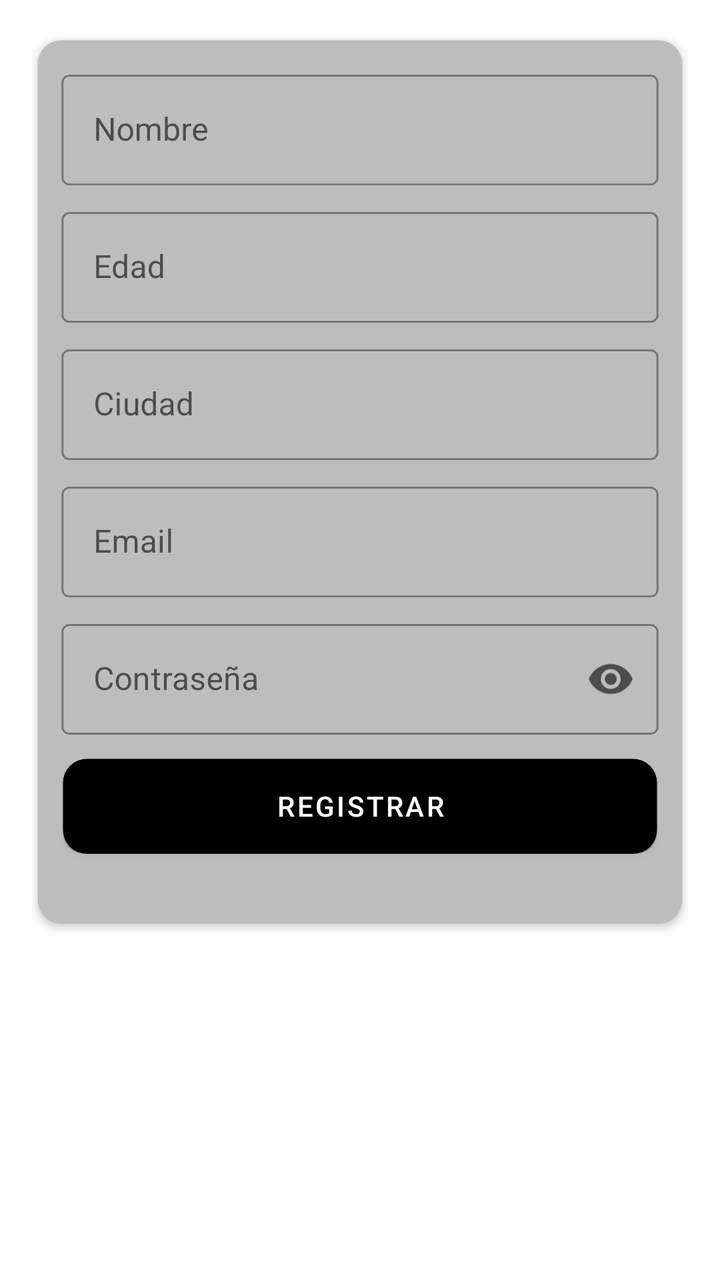
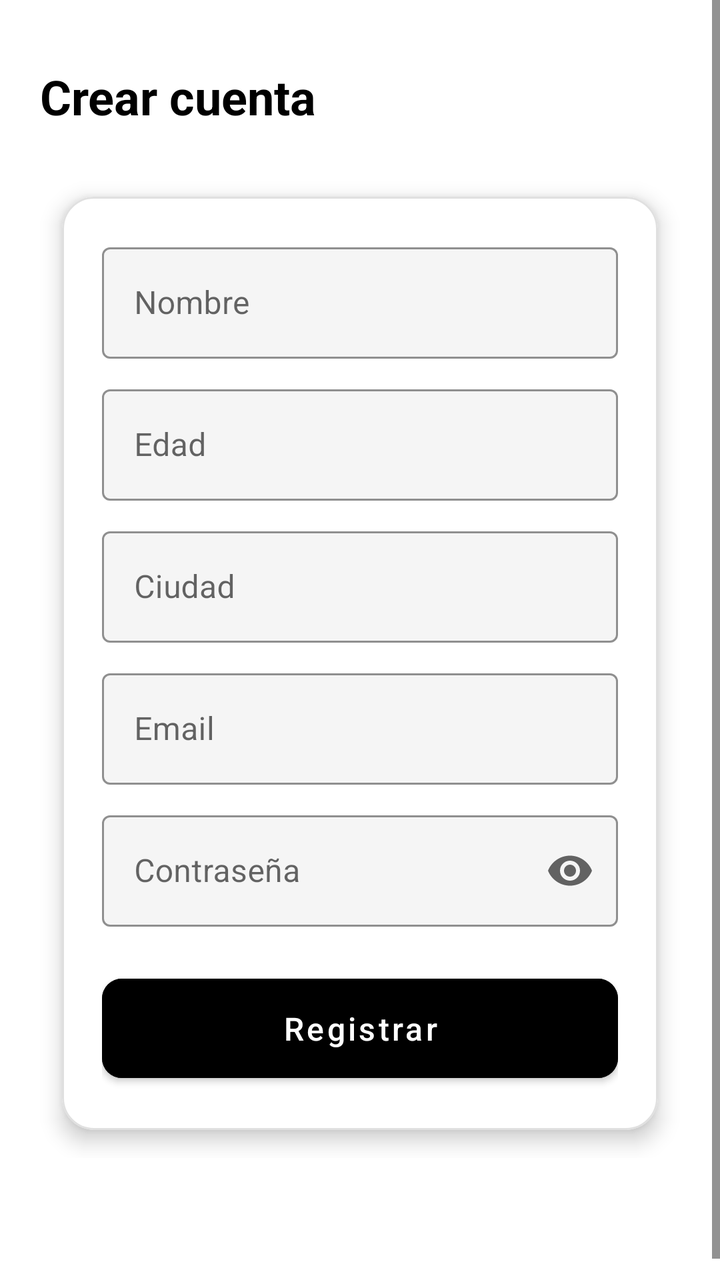

The first picture is an Android layout as it rendered before a commit; the second is the same layout after the commit. The layout source and the unified diff follow.
<!-- AndroidManifest.xml: application theme Theme.TFG -->
<!-- res/layout/fragment_registro.xml -->
<?xml version="1.0" encoding="utf-8"?>
<ScrollView xmlns:android="http://schemas.android.com/apk/res/android"
    xmlns:app="http://schemas.android.com/apk/res-auto"
    xmlns:tools="http://schemas.android.com/tools"
    android:layout_width="match_parent"
    android:layout_height="match_parent"
    android:padding="16dp"
    android:layout_marginTop="20dp"
    android:paddingBottom="80dp"
    android:fillViewport="true"
    android:background="@color/fondo"
    tools:context="com.example.tfg.vista.FragmentRegistro">

    <androidx.constraintlayout.widget.ConstraintLayout
        android:layout_width="match_parent"
        android:layout_height="wrap_content">

        <androidx.cardview.widget.CardView
            android:id="@+id/cardRegistro"
            android:layout_width="0dp"
            android:layout_height="wrap_content"
            style="@style/Widget.TFG.Tarjeta"
            app:cardUseCompatPadding="true"
            app:cardCornerRadius="12dp"
            app:layout_constraintTop_toTopOf="parent"
            app:layout_constraintStart_toStartOf="parent"
            app:layout_constraintEnd_toEndOf="parent">

            <LinearLayout
                android:layout_width="match_parent"
                android:layout_height="444dp"
                android:orientation="vertical"
                android:padding="12dp">

                <com.google.android.material.textfield.TextInputLayout
                    style="@style/Widget.MaterialComponents.TextInputLayout.OutlinedBox"
                    android:layout_width="match_parent"
                    android:layout_height="wrap_content">

                    <com.google.android.material.textfield.TextInputEditText
                        android:id="@+id/etNombre"
                        android:layout_width="match_parent"
                        android:layout_height="wrap_content"
                        android:autofillHints="name"
                        android:hint="@string/nombre_hint"
                        android:imeOptions="flagNoExtractUi"
                        android:textColor="@color/texto_principal"
                        android:textColorHint="@color/texto_secundario" />
                </com.google.android.material.textfield.TextInputLayout>

                <com.google.android.material.textfield.TextInputLayout
                    android:id="@+id/til_edad"
                    style="@style/Widget.MaterialComponents.TextInputLayout.OutlinedBox"
                    android:layout_width="match_parent"
                    android:layout_height="wrap_content"
                    android:layout_marginTop="8dp">

                    <com.google.android.material.textfield.TextInputEditText
                        android:id="@+id/etEdad"
                        android:layout_width="match_parent"
                        android:layout_height="wrap_content"
                        android:hint="@string/edad_hint"
                        android:imeOptions="flagNoExtractUi"
                        android:inputType="number"
                        android:textColor="@color/texto_principal"
                        android:textColorHint="@color/texto_secundario" />
                </com.google.android.material.textfield.TextInputLayout>

                <com.google.android.material.textfield.TextInputLayout
                    android:id="@+id/til_ciudad"
                    style="@style/Widget.MaterialComponents.TextInputLayout.OutlinedBox"
                    android:layout_width="match_parent"
                    android:layout_height="wrap_content"
                    android:layout_marginTop="8dp">

                    <com.google.android.material.textfield.TextInputEditText
                        android:id="@+id/etCiudad"
                        android:layout_width="match_parent"
                        android:layout_height="wrap_content"
                        android:hint="@string/ciudad_hint"
                        android:imeOptions="flagNoExtractUi"
                        android:textColor="@color/texto_principal"
                        android:textColorHint="@color/texto_secundario" />
                </com.google.android.material.textfield.TextInputLayout>

                <com.google.android.material.textfield.TextInputLayout
                    android:id="@+id/til_email"
                    style="@style/Widget.MaterialComponents.TextInputLayout.OutlinedBox"
                    android:layout_width="match_parent"
                    android:layout_height="wrap_content"
                    android:layout_marginTop="8dp">

                    <com.google.android.material.textfield.TextInputEditText
                        android:id="@+id/etEmail"
                        android:layout_width="match_parent"
                        android:layout_height="wrap_content"
                        android:autofillHints="emailAddress"
                        android:hint="@string/email_hint"
                        android:imeOptions="flagNoExtractUi"
                        android:inputType="textEmailAddress"
                        android:textColor="@color/texto_principal"
                        android:textColorHint="@color/texto_secundario" />
                </com.google.android.material.textfield.TextInputLayout>

                <com.google.android.material.textfield.TextInputLayout
                    android:id="@+id/til_password"
                    style="@style/Widget.MaterialComponents.TextInputLayout.OutlinedBox"
                    android:layout_width="match_parent"
                    android:layout_height="wrap_content"
                    android:layout_marginTop="8dp"
                    app:endIconMode="password_toggle">

                    <com.google.android.material.textfield.TextInputEditText
                        android:id="@+id/etPassword"
                        android:layout_width="match_parent"
                        android:layout_height="wrap_content"
                        android:autofillHints="password"
                        android:hint="@string/contrasena_hint"
                        android:imeOptions="flagNoExtractUi"
                        android:inputType="textPassword"
                        android:textColor="@color/texto_principal"
                        android:textColorHint="@color/texto_secundario" />
                </com.google.android.material.textfield.TextInputLayout>

                <com.google.android.material.button.MaterialButton
                    android:id="@+id/btnRegistrar"
                    style="@style/Widget.TFG.Boton.Relleno"
                    android:layout_width="match_parent"
                    android:layout_height="wrap_content"
                    android:layout_marginTop="12dp"
                    android:text="@string/registrar" />

            </LinearLayout>

        </androidx.cardview.widget.CardView>

    </androidx.constraintlayout.widget.ConstraintLayout>

</ScrollView>
<!-- resources referenced by this layout -->
<resources>
  <style name="Widget.TFG.Boton.Relleno" parent="Widget.MaterialComponents.Button">
          <item name="android:background">@drawable/btn_filled_black</item>
          <item name="android:textColor">@color/on_acento</item>
          <item name="android:minHeight">48dp</item>
          <item name="android:stateListAnimator">@animator/btn_state_animator</item>
      </style>
  <style name="Widget.TFG.Tarjeta" parent="Widget.MaterialComponents.CardView">
          <item name="cardCornerRadius">12dp</item>
          <item name="cardUseCompatPadding">true</item>
          <item name="cardPreventCornerOverlap">false</item>
          <item name="cardBackgroundColor">@color/gris_claro</item>
          <item name="android:stateListAnimator">@animator/btn_state_animator</item>
          <item name="strokeColor">@color/negro</item>
          <item name="strokeWidth">2dp</item>
      </style>
  <!-- drawable btn_filled_black (drawable) -->
  <?xml version="1.0" encoding="utf-8"?>
  <layer-list xmlns:android="http://schemas.android.com/apk/res/android">
      
      <item android:top="2dp" android:left="0dp" android:right="0dp" android:bottom="0dp">
          <shape android:shape="rectangle">
              <solid android:color="#22000000" />
              <corners android:radius="10dp" />
          </shape>
      </item>
      
      <item>
          <shape android:shape="rectangle">
              <solid android:color="#000000" />
              <corners android:radius="12dp" />
              <padding android:left="12dp" android:top="8dp" android:right="12dp" android:bottom="8dp" />
          </shape>
      </item>
  </layer-list>
  <color name="gris_claro">#BDBDBD</color>
  <style name="Tema.TFG.Moderno" parent="Theme.MaterialComponents.DayNight.NoActionBar">
          
          <item name="colorPrimary">@color/primario</item>
          <item name="colorOnPrimary">@color/on_acento</item>
          <item name="android:colorBackground">@color/fondo</item>
          <item name="colorSurface">@color/superficie</item>
          <item name="colorOnSurface">@color/texto_principal</item>
          <item name="android:statusBarColor">@color/white</item>
          <item name="materialCardViewStyle">@style/Widget.TFG.Tarjeta</item>
  
          
          <item name="android:textColor">@color/texto_principal</item>
          <item name="android:textColorSecondary">@color/texto_secundario</item>
          <item name="android:editTextStyle">@style/Widget.TFG.EditText</item>
          <item name="textAppearanceBody1">@style/TextAppearance.TFG.Cuerpo</item>
          <item name="textAppearanceHeadline6">@style/TextAppearance.TFG.Titulo</item>
      </style>
  <style name="Widget.TFG.EditText" parent="@style/Widget.MaterialComponents.TextInputEditText.OutlinedBox">
          <item name="android:textColor">@color/texto_principal</item>
          <item name="android:textColorHint">@color/texto_secundario</item>
          
          <item name="android:padding">10dp</item>
          <item name="android:background">@drawable/bg_rounded_card</item>
      </style>
  <style name="TextAppearance.TFG.Cuerpo" parent="TextAppearance.MaterialComponents.Body1">
          <item name="android:textColor">@color/texto_secundario</item>
      </style>
  <style name="TextAppearance.TFG.Titulo" parent="TextAppearance.MaterialComponents.Headline6">
          <item name="android:textColor">@color/texto_principal</item>
      </style>
  <!-- drawable bg_rounded_card (drawable) -->
  <?xml version="1.0" encoding="utf-8"?>
  <layer-list xmlns:android="http://schemas.android.com/apk/res/android">
      
      <item android:top="2dp" android:left="0dp" android:right="0dp" android:bottom="0dp">
          <shape android:shape="rectangle">
              <solid android:color="#22000000" />
              <corners android:radius="12dp" />
          </shape>
      </item>
      
      <item android:top="0dp" android:left="0dp" android:right="0dp" android:bottom="2dp">
          <shape android:shape="rectangle">
              <solid android:color="@color/superficie" />
              <corners android:radius="12dp" />
              <stroke android:width="1dp" android:color="@color/negro" />
              <padding android:left="8dp" android:top="8dp" android:right="8dp" android:bottom="8dp" />
          </shape>
      </item>
  </layer-list>
  <!-- unchanged entries left out for length: 15 -->
</resources>

<!-- the commit's change to res/layout/fragment_registro.xml (unified diff, before → after) -->
@@ -4,48 +4,61 @@
     xmlns:tools="http://schemas.android.com/tools"
     android:layout_width="match_parent"
     android:layout_height="match_parent"
-    android:padding="16dp"
-    android:layout_marginTop="20dp"
-    android:paddingBottom="80dp"
     android:fillViewport="true"
     android:background="@color/fondo"
     tools:context="com.example.tfg.vista.FragmentRegistro">
 
-    <androidx.constraintlayout.widget.ConstraintLayout
+    <LinearLayout
         android:layout_width="match_parent"
-        android:layout_height="wrap_content">
+        android:layout_height="wrap_content"
+        android:orientation="vertical"
+        android:paddingTop="32dp"
+        android:paddingStart="20dp"
+        android:paddingEnd="20dp"
+        android:paddingBottom="72dp">
 
-        <androidx.cardview.widget.CardView
+        <TextView
+            android:layout_width="wrap_content"
+            android:layout_height="wrap_content"
+            android:text="Crear cuenta"
+            android:textSize="24sp"
+            android:textStyle="bold"
+            android:textColor="@color/texto_principal"
+            android:layout_marginBottom="20dp" />
+
+        <com.google.android.material.card.MaterialCardView
             android:id="@+id/cardRegistro"
-            android:layout_width="0dp"
+            android:layout_width="match_parent"
             android:layout_height="wrap_content"
-            style="@style/Widget.TFG.Tarjeta"
-            app:cardUseCompatPadding="true"
-            app:cardCornerRadius="12dp"
-            app:layout_constraintTop_toTopOf="parent"
-            app:layout_constraintStart_toStartOf="parent"
-            app:layout_constraintEnd_toEndOf="parent">
+            app:cardCornerRadius="16dp"
+            app:cardElevation="6dp"
+            app:cardBackgroundColor="@color/white"
+            app:strokeColor="@color/divisor"
+            app:strokeWidth="1dp">
 
             <LinearLayout
                 android:layout_width="match_parent"
-                android:layout_height="444dp"
+                android:layout_height="wrap_content"
                 android:orientation="vertical"
-                android:padding="12dp">
+                android:padding="20dp" android:paddingBottom="76dp">
 
                 <com.google.android.material.textfield.TextInputLayout
                     style="@style/Widget.MaterialComponents.TextInputLayout.OutlinedBox"
                     android:layout_width="match_parent"
-                    android:layout_height="wrap_content">
+                    android:layout_height="wrap_content"
+                    android:hint="@string/nombre_hint"
+                    app:boxBackgroundColor="#F5F5F5"
+                    app:boxStrokeColor="@color/negro"
+                    app:hintTextColor="@color/gris">
 
                     <com.google.android.material.textfield.TextInputEditText
                         android:id="@+id/etNombre"
                         android:layout_width="match_parent"
                         android:layout_height="wrap_content"
                         android:autofillHints="name"
-                        android:hint="@string/nombre_hint"
                         android:imeOptions="flagNoExtractUi"
                         android:textColor="@color/texto_principal"
-                        android:textColorHint="@color/texto_secundario" />
+                        android:textColorHint="@color/gris" />
                 </com.google.android.material.textfield.TextInputLayout>
 
                 <com.google.android.material.textfield.TextInputLayout
@@ -53,17 +66,20 @@
                     style="@style/Widget.MaterialComponents.TextInputLayout.OutlinedBox"
                     android:layout_width="match_parent"
                     android:layout_height="wrap_content"
-                    android:layout_marginTop="8dp">
+                    android:layout_marginTop="10dp"
+                    android:hint="@string/edad_hint"
+                    app:boxBackgroundColor="#F5F5F5"
+                    app:boxStrokeColor="@color/negro"
+                    app:hintTextColor="@color/gris">
 
                     <com.google.android.material.textfield.TextInputEditText
                         android:id="@+id/etEdad"
                         android:layout_width="match_parent"
                         android:layout_height="wrap_content"
-                        android:hint="@string/edad_hint"
                         android:imeOptions="flagNoExtractUi"
                         android:inputType="number"
                         android:textColor="@color/texto_principal"
-                        android:textColorHint="@color/texto_secundario" />
+                        android:textColorHint="@color/gris" />
                 </com.google.android.material.textfield.TextInputLayout>
 
                 <com.google.android.material.textfield.TextInputLayout
@@ -71,16 +87,19 @@
                     style="@style/Widget.MaterialComponents.TextInputLayout.OutlinedBox"
                     android:layout_width="match_parent"
                     android:layout_height="wrap_content"
-                    android:layout_marginTop="8dp">
+                    android:layout_marginTop="10dp"
+                    android:hint="@string/ciudad_hint"
+                    app:boxBackgroundColor="#F5F5F5"
+                    app:boxStrokeColor="@color/negro"
+                    app:hintTextColor="@color/gris">
 
                     <com.google.android.material.textfield.TextInputEditText
                         android:id="@+id/etCiudad"
                         android:layout_width="match_parent"
                         android:layout_height="wrap_content"
-                        android:hint="@string/ciudad_hint"
                         android:imeOptions="flagNoExtractUi"
                         android:textColor="@color/texto_principal"
-                        android:textColorHint="@color/texto_secundario" />
+                        android:textColorHint="@color/gris" />
                 </com.google.android.material.textfield.TextInputLayout>
 
                 <com.google.android.material.textfield.TextInputLayout
@@ -88,18 +107,21 @@
                     style="@style/Widget.MaterialComponents.TextInputLayout.OutlinedBox"
                     android:layout_width="match_parent"
                     android:layout_height="wrap_content"
-                    android:layout_marginTop="8dp">
+                    android:layout_marginTop="10dp"
+                    android:hint="@string/email_hint"
+                    app:boxBackgroundColor="#F5F5F5"
+                    app:boxStrokeColor="@color/negro"
+                    app:hintTextColor="@color/gris">
 
                     <com.google.android.material.textfield.TextInputEditText
                         android:id="@+id/etEmail"
                         android:layout_width="match_parent"
                         android:layout_height="wrap_content"
                         android:autofillHints="emailAddress"
-                        android:hint="@string/email_hint"
                         android:imeOptions="flagNoExtractUi"
                         android:inputType="textEmailAddress"
                         android:textColor="@color/texto_principal"
-                        android:textColorHint="@color/texto_secundario" />
+                        android:textColorHint="@color/gris" />
                 </com.google.android.material.textfield.TextInputLayout>
 
                 <com.google.android.material.textfield.TextInputLayout
@@ -107,7 +129,11 @@
                     style="@style/Widget.MaterialComponents.TextInputLayout.OutlinedBox"
                     android:layout_width="match_parent"
                     android:layout_height="wrap_content"
-                    android:layout_marginTop="8dp"
+                    android:layout_marginTop="10dp"
+                    android:hint="@string/contrasena_hint"
+                    app:boxBackgroundColor="#F5F5F5"
+                    app:boxStrokeColor="@color/negro"
+                    app:hintTextColor="@color/gris"
                     app:endIconMode="password_toggle">
 
                     <com.google.android.material.textfield.TextInputEditText
@@ -115,25 +141,31 @@
                         android:layout_width="match_parent"
                         android:layout_height="wrap_content"
                         android:autofillHints="password"
-                        android:hint="@string/contrasena_hint"
                         android:imeOptions="flagNoExtractUi"
                         android:inputType="textPassword"
                         android:textColor="@color/texto_principal"
-                        android:textColorHint="@color/texto_secundario" />
+                        android:textColorHint="@color/gris" />
                 </com.google.android.material.textfield.TextInputLayout>
 
                 <com.google.android.material.button.MaterialButton
                     android:id="@+id/btnRegistrar"
-                    style="@style/Widget.TFG.Boton.Relleno"
                     android:layout_width="match_parent"
                     android:layout_height="wrap_content"
-                    android:layout_marginTop="12dp"
-                    android:text="@string/registrar" />
+                    android:layout_marginTop="20dp"
+                    style="@style/Widget.MaterialComponents.Button"
+                    app:cornerRadius="10dp"
+                    android:backgroundTint="@color/negro"
+                    android:text="@string/registrar"
+                    android:textColor="@color/white"
+                    android:textAllCaps="false"
+                    android:textSize="16sp"
+                    android:paddingTop="14dp"
+                    android:paddingBottom="14dp" />
 
             </LinearLayout>
 
-        </androidx.cardview.widget.CardView>
+        </com.google.android.material.card.MaterialCardView>
 
-    </androidx.constraintlayout.widget.ConstraintLayout>
+    </LinearLayout>
 
 </ScrollView>
<!-- resource entries referenced after the edit -->
@@ -1,40 +1,15 @@
 <!-- resources referenced by this layout -->
 <resources>
-  <style name="Widget.TFG.Boton.Relleno" parent="Widget.MaterialComponents.Button">
-          <item name="android:background">@drawable/btn_filled_black</item>
-          <item name="android:textColor">@color/on_acento</item>
-          <item name="android:minHeight">48dp</item>
-          <item name="android:stateListAnimator">@animator/btn_state_animator</item>
-      </style>
+  <color name="divisor">#E0E0E0</color>
+  <color name="gris">#888888</color>
   <style name="Widget.TFG.Tarjeta" parent="Widget.MaterialComponents.CardView">
           <item name="cardCornerRadius">12dp</item>
           <item name="cardUseCompatPadding">true</item>
-          <item name="cardPreventCornerOverlap">false</item>
-          <item name="cardBackgroundColor">@color/gris_claro</item>
-          <item name="android:stateListAnimator">@animator/btn_state_animator</item>
-          <item name="strokeColor">@color/negro</item>
-          <item name="strokeWidth">2dp</item>
+          <item name="cardElevation">4dp</item>
+          <item name="cardBackgroundColor">@color/white</item>
+          <item name="strokeColor">@color/divisor</item>
+          <item name="strokeWidth">1dp</item>
       </style>
-  <!-- drawable btn_filled_black (drawable) -->
-  <?xml version="1.0" encoding="utf-8"?>
-  <layer-list xmlns:android="http://schemas.android.com/apk/res/android">
-      
-      <item android:top="2dp" android:left="0dp" android:right="0dp" android:bottom="0dp">
-          <shape android:shape="rectangle">
-              <solid android:color="#22000000" />
-              <corners android:radius="10dp" />
-          </shape>
-      </item>
-      
-      <item>
-          <shape android:shape="rectangle">
-              <solid android:color="#000000" />
-              <corners android:radius="12dp" />
-              <padding android:left="12dp" android:top="8dp" android:right="12dp" android:bottom="8dp" />
-          </shape>
-      </item>
-  </layer-list>
-  <color name="gris_claro">#BDBDBD</color>
   <style name="Tema.TFG.Moderno" parent="Theme.MaterialComponents.DayNight.NoActionBar">
           
           <item name="colorPrimary">@color/primario</item>
@@ -44,47 +19,62 @@
           <item name="colorOnSurface">@color/texto_principal</item>
           <item name="android:statusBarColor">@color/white</item>
           <item name="materialCardViewStyle">@style/Widget.TFG.Tarjeta</item>
-  
           
           <item name="android:textColor">@color/texto_principal</item>
           <item name="android:textColorSecondary">@color/texto_secundario</item>
           <item name="android:editTextStyle">@style/Widget.TFG.EditText</item>
           <item name="textAppearanceBody1">@style/TextAppearance.TFG.Cuerpo</item>
           <item name="textAppearanceHeadline6">@style/TextAppearance.TFG.Titulo</item>
+          
+          <item name="bottomNavigationStyle">@style/Widget.TFG.BottomNav</item>
       </style>
   <style name="Widget.TFG.EditText" parent="@style/Widget.MaterialComponents.TextInputEditText.OutlinedBox">
           <item name="android:textColor">@color/texto_principal</item>
-          <item name="android:textColorHint">@color/texto_secundario</item>
-          
-          <item name="android:padding">10dp</item>
-          <item name="android:background">@drawable/bg_rounded_card</item>
+          <item name="android:textColorHint">@color/gris</item>
+          <item name="android:background">@drawable/bg_input_campo</item>
+          <item name="android:padding">12dp</item>
       </style>
   <style name="TextAppearance.TFG.Cuerpo" parent="TextAppearance.MaterialComponents.Body1">
           <item name="android:textColor">@color/texto_secundario</item>
+          <item name="android:textSize">14sp</item>
       </style>
   <style name="TextAppearance.TFG.Titulo" parent="TextAppearance.MaterialComponents.Headline6">
           <item name="android:textColor">@color/texto_principal</item>
+          <item name="android:textStyle">bold</item>
+          <item name="android:textSize">20sp</item>
       </style>
-  <!-- drawable bg_rounded_card (drawable) -->
+  <style name="Widget.TFG.BottomNav" parent="Widget.MaterialComponents.BottomNavigationView">
+          <item name="android:minHeight">0dp</item>
+          <item name="itemPaddingTop">6dp</item>
+          <item name="itemPaddingBottom">6dp</item>
+          <item name="itemTextAppearanceActive">@style/TextAppearance.TFG.NavLabel</item>
+          <item name="itemTextAppearanceInactive">@style/TextAppearance.TFG.NavLabel</item>
+      </style>
+  <!-- drawable bg_input_campo (drawable) -->
   <?xml version="1.0" encoding="utf-8"?>
-  <layer-list xmlns:android="http://schemas.android.com/apk/res/android">
+  <selector xmlns:android="http://schemas.android.com/apk/res/android">
       
-      <item android:top="2dp" android:left="0dp" android:right="0dp" android:bottom="0dp">
+      <item android:state_focused="true">
           <shape android:shape="rectangle">
-              <solid android:color="#22000000" />
-              <corners android:radius="12dp" />
+              <solid android:color="#F5F5F5" />
+              <corners android:radius="10dp" />
+              <stroke android:width="2dp" android:color="#000000" />
+              <padding android:left="12dp" android:top="12dp" android:right="12dp" android:bottom="12dp" />
           </shape>
       </item>
       
-      <item android:top="0dp" android:left="0dp" android:right="0dp" android:bottom="2dp">
+      <item>
           <shape android:shape="rectangle">
-              <solid android:color="@color/superficie" />
-              <corners android:radius="12dp" />
-              <stroke android:width="1dp" android:color="@color/negro" />
-              <padding android:left="8dp" android:top="8dp" android:right="8dp" android:bottom="8dp" />
+              <solid android:color="#F5F5F5" />
+              <corners android:radius="10dp" />
+              <stroke android:width="1dp" android:color="#CCCCCC" />
+              <padding android:left="12dp" android:top="12dp" android:right="12dp" android:bottom="12dp" />
           </shape>
       </item>
-  </layer-list>
+  </selector>
+  <style name="TextAppearance.TFG.NavLabel" parent="TextAppearance.MaterialComponents.Caption">
+          <item name="android:textSize">10sp</item>
+      </style>
   <!-- unchanged entries left out for length: 15 -->
 </resources>
 
